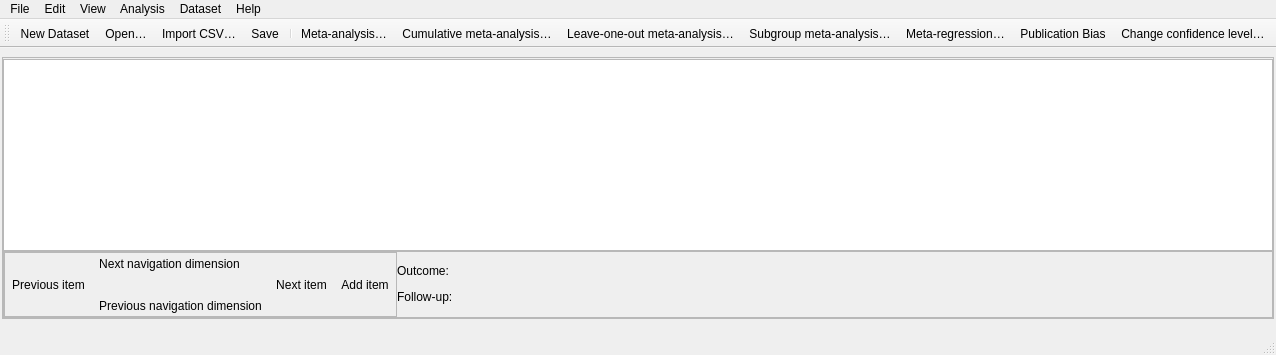
The window that src/rc_metastudio/forms/main_window.ui (AliSalman-et-al/rc-metastudio) describes before a commit, drawn with Qt 5.
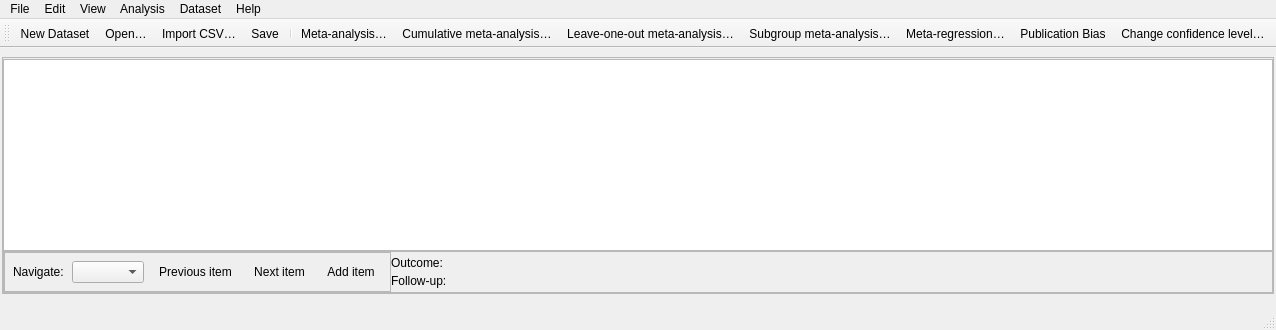
The same window after the commit. Icons and pictures are not drawn.

Diff of the .ui file:
```diff
--- a/src/rc_metastudio/forms/main_window.ui
+++ b/src/rc_metastudio/forms/main_window.ui
@@ -107,14 +107,40 @@
                 <property name="frameShadow">
                  <enum>QFrame::Raised</enum>
                 </property>
-                <layout class="QGridLayout" name="navigationLayout">
+<layout class="QHBoxLayout" name="navigationLayout">
                  <property name="spacing">
-                  <number>0</number>
-                 </property>
-                 <property name="margin">
-                  <number>0</number>
-                 </property>
-                 <item row="1" column="0">
+  <number>8</number>
+ </property>
+ <property name="leftMargin">
+  <number>8</number>
+ </property>
+ <property name="topMargin">
+  <number>8</number>
+ </property>
+ <property name="rightMargin">
+  <number>8</number>
+ </property>
+ <property name="bottomMargin">
+  <number>8</number>
+ </property>
+ <item>
+  <widget class="QLabel" name="navigation_label">
+   <property name="text">
+    <string>Navigate:</string>
+   </property>
+  </widget>
+ </item>
+ <item>
+  <widget class="QComboBox" name="navigation_dimension">
+   <property name="accessibleName">
+    <string>Navigate outcomes, follow-ups or groups</string>
+   </property>
+   <property name="toolTip">
+    <string>Choose what the previous, next and add buttons control.</string>
+   </property>
+  </widget>
+ </item>
+ <item>
                 <widget class="QToolButton" name="nav_left_btn">
                  <property name="text">
                    <string>Previous item</string>
@@ -130,61 +156,12 @@
                  <property name="autoRaise">
                   <bool>true</bool>
                  </property>
-                </widget>
-                 </item>
-                 <item row="0" column="1">
-                <widget class="QToolButton" name="nav_up_btn">
-                 <property name="text">
-                   <string>Next navigation dimension</string>
-                  </property>
-                  <property name="toolTip"><string>Select the next navigation dimension</string></property>
-                  <property name="statusTip"><string>Cycle to the next navigation dimension</string></property>
-                  <property name="accessibleName"><string>Next navigation dimension</string></property>
-                  <property name="accessibleDescription"><string>Select the next navigation dimension.</string></property>
-                 <property name="icon">
-                  <iconset resource="../images/icons.qrc">
-                   <normaloff>:/icons/actions/navigation-up.svg</normaloff>:/icons/actions/navigation-up.svg</iconset>
-                 </property>
-                 <property name="autoRaise">
-                  <bool>true</bool>
-                 </property>
-                </widget>
-                 </item>
-                 <item row="2" column="1">
-                <widget class="QToolButton" name="nav_down_btn">
-                 <property name="text">
-                   <string>Previous navigation dimension</string>
-                  </property>
-                  <property name="toolTip"><string>Select the previous navigation dimension</string></property>
-                  <property name="statusTip"><string>Cycle to the previous navigation dimension</string></property>
-                  <property name="accessibleName"><string>Previous navigation dimension</string></property>
-                  <property name="accessibleDescription"><string>Select the previous navigation dimension.</string></property>
-                 <property name="icon">
-                  <iconset resource="../images/icons.qrc">
-                   <normaloff>:/icons/actions/navigation-down.svg</normaloff>:/icons/actions/navigation-down.svg</iconset>
-                 </property>
                  <property name="toolButtonStyle">
-                  <enum>Qt::ToolButtonIconOnly</enum>
-                 </property>
-                 <property name="autoRaise">
-                  <bool>true</bool>
-                 </property>
-                 <property name="arrowType">
-                  <enum>Qt::NoArrow</enum>
-                 </property>
-                </widget>
-                 </item>
-                 <item row="1" column="1">
-                 <widget class="QLabel" name="navigation_label">
-                  <property name="text">
-                   <string/>
-                  </property>
-                 <property name="alignment">
-                  <set>Qt::AlignCenter</set>
-                 </property>
-                </widget>
-                 </item>
-                 <item row="1" column="2">
+    <enum>Qt::ToolButtonTextBesideIcon</enum>
+   </property>
+  </widget>
+ </item>
+ <item>
                 <widget class="QToolButton" name="nav_right_btn">
                  <property name="text">
                    <string>Next item</string>
@@ -200,9 +177,12 @@
                  <property name="autoRaise">
                   <bool>true</bool>
                  </property>
-                </widget>
-                 </item>
-                 <item row="1" column="3">
+   <property name="toolButtonStyle">
+    <enum>Qt::ToolButtonTextBesideIcon</enum>
+   </property>
+  </widget>
+ </item>
+ <item>
                 <widget class="QToolButton" name="nav_add_btn">
                  <property name="text">
                    <string>Add item</string>
@@ -218,6 +198,9 @@
                  <property name="autoRaise">
                   <bool>true</bool>
                  </property>
+   <property name="toolButtonStyle">
+    <enum>Qt::ToolButtonTextBesideIcon</enum>
+   </property>
                 </widget>
                  </item>
                 </layout>
```
Left out of the diff: 48 changed lines with no effect on the pictures. Lines whose indentation alone changed are shown as unchanged.
